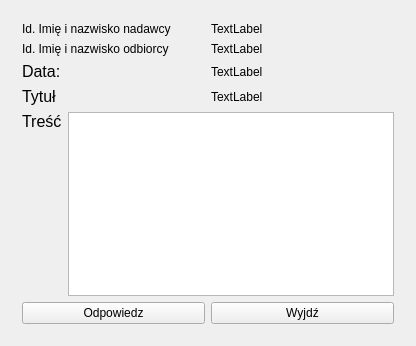
Above: project_managment/project_managment/wiadomosci_okno.ui from Sleyn2/IO_projectmanagement before the change. Below: the same form after it.
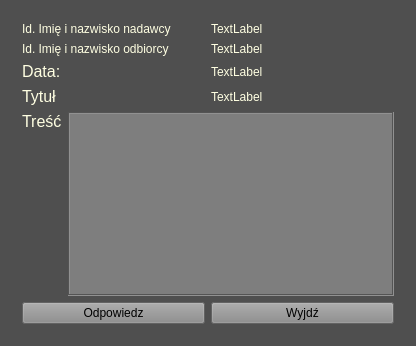
That is the form after the change. The open tabs and pages were chosen to show the change.

What changed in the file:
```diff
--- a/project_managment/project_managment/wiadomosci_okno.ui
+++ b/project_managment/project_managment/wiadomosci_okno.ui
@@ -14,7 +14,8 @@
    <string>NowaWiadomo</string>
   </property>
   <property name="styleSheet">
-   <string notr="true">font: 12pt &quot;MS Shell Dlg 2&quot;;</string>
+   <string notr="true">font: 12pt &quot;MS Shell Dlg 2&quot;;
+background-color: rgb(79, 79, 79);</string>
   </property>
   <layout class="QGridLayout" name="gridLayout">
    <item row="0" column="0">
@@ -113,6 +114,9 @@
       <layout class="QGridLayout" name="gridLayout_4">
        <item row="0" column="0">
         <widget class="QLabel" name="label_9">
+         <property name="styleSheet">
+          <string notr="true">color: rgb(255, 255, 226);</string>
+         </property>
          <property name="text">
           <string>Id. Imię i nazwisko nadawcy</string>
          </property>
@@ -120,6 +124,9 @@
        </item>
        <item row="0" column="1">
         <widget class="QLabel" name="writer_label">
+         <property name="styleSheet">
+          <string notr="true">color: rgb(255, 255, 226);</string>
+         </property>
          <property name="text">
           <string>TextLabel</string>
          </property>
@@ -127,6 +134,9 @@
        </item>
        <item row="1" column="0">
         <widget class="QLabel" name="label_4">
+         <property name="styleSheet">
+          <string notr="true">color: rgb(255, 255, 226);</string>
+         </property>
          <property name="text">
           <string>Id. Imię i nazwisko odbiorcy</string>
          </property>
@@ -134,6 +144,9 @@
        </item>
        <item row="1" column="1">
         <widget class="QLabel" name="reciver_label">
+         <property name="styleSheet">
+          <string notr="true">color: rgb(255, 255, 226);</string>
+         </property>
          <property name="text">
           <string>TextLabel</string>
          </property>
@@ -150,6 +163,9 @@
            <bold>false</bold>
           </font>
          </property>
+         <property name="styleSheet">
+          <string notr="true">color: rgb(255, 255, 226);</string>
+         </property>
          <property name="text">
           <string>Data:</string>
          </property>
@@ -157,6 +173,9 @@
        </item>
        <item row="2" column="1">
         <widget class="QLabel" name="date_label">
+         <property name="styleSheet">
+          <string notr="true">color: rgb(255, 255, 226);</string>
+         </property>
          <property name="text">
           <string>TextLabel</string>
          </property>
@@ -173,6 +192,9 @@
            <bold>false</bold>
           </font>
          </property>
+         <property name="styleSheet">
+          <string notr="true">color: rgb(255, 255, 226);</string>
+         </property>
          <property name="text">
           <string>Tytuł</string>
          </property>
@@ -180,6 +202,9 @@
        </item>
        <item row="3" column="1">
         <widget class="QLabel" name="topic_label">
+         <property name="styleSheet">
+          <string notr="true">color: rgb(255, 255, 226);</string>
+         </property>
          <property name="text">
           <string>TextLabel</string>
          </property>
@@ -198,13 +223,24 @@
              <bold>false</bold>
             </font>
            </property>
+           <property name="styleSheet">
+            <string notr="true">color: rgb(255, 255, 226);</string>
+           </property>
            <property name="text">
             <string>Treść</string>
            </property>
           </widget>
          </item>
          <item row="0" column="1" rowspan="2">
-          <widget class="QTextBrowser" name="textBrowser"/>
+          <widget class="QTextBrowser" name="textBrowser">
+           <property name="styleSheet">
+            <string notr="true">color: rgb(255, 255, 226);
+background-color: rgb(126, 126, 126);</string>
+           </property>
+           <property name="frameShape">
+            <enum>QFrame::Box</enum>
+           </property>
+          </widget>
          </item>
          <item row="1" column="0">
           <spacer name="verticalSpacer">
@@ -225,6 +261,9 @@
         <layout class="QHBoxLayout" name="horizontalLayout_2">
          <item>
           <widget class="QPushButton" name="pushButton_answer">
+           <property name="styleSheet">
+            <string notr="true">background-color: rgb(139, 139, 139);</string>
+           </property>
            <property name="text">
             <string>Odpowiedz</string>
            </property>
@@ -232,6 +271,9 @@
          </item>
          <item>
           <widget class="QPushButton" name="pushButton_cancel_2">
+           <property name="styleSheet">
+            <string notr="true">background-color: rgb(139, 139, 139);</string>
+           </property>
            <property name="text">
             <string>Wyjdź</string>
            </property>
```
Left out of the diff: 40 changed lines with no effect on the pictures.
